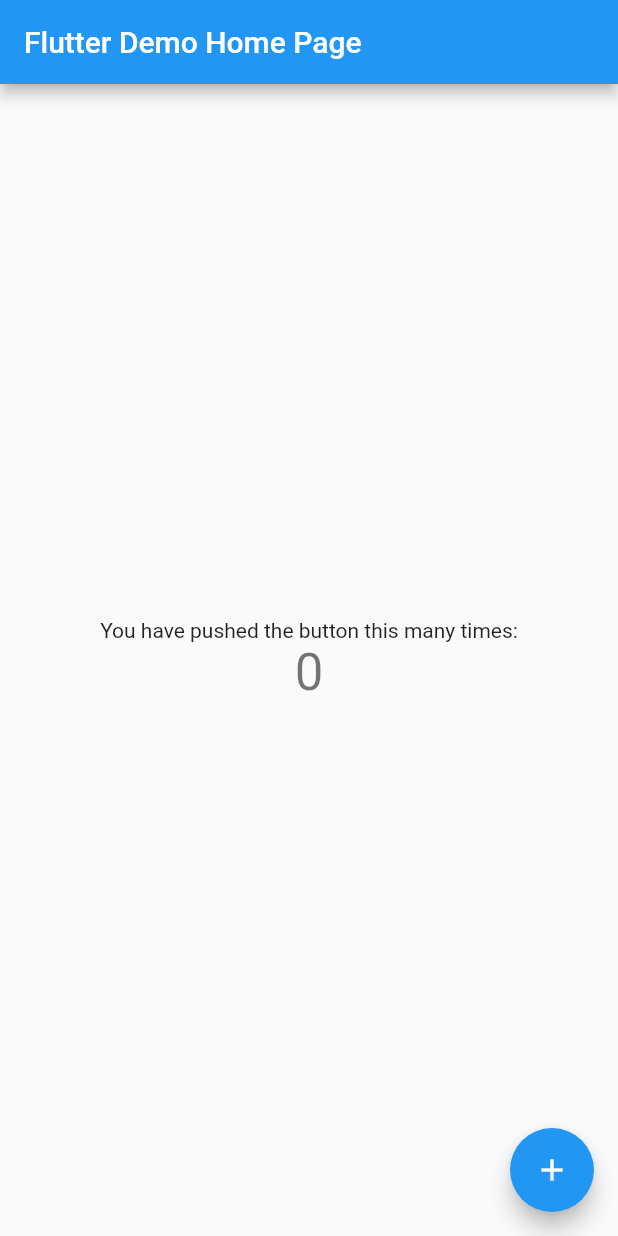
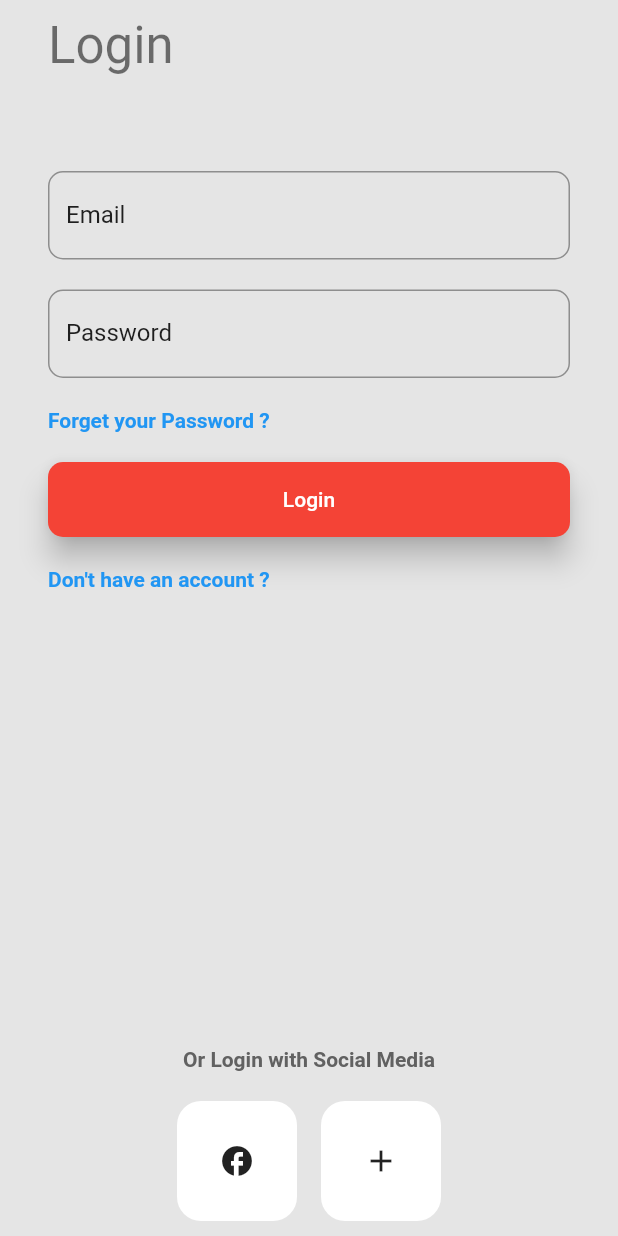
Before and after one commit to ashrafsayed2018/ecommerce_app, a Flutter app: the screen it shows after launch, on a phone screen of 412 x 824 dp. Run offline on Flutter 3.47's test engine with Material 2 defaults, Android fonts, the phone set to English and light mode, and no system bars.

Commit message:
[FEATURE] add ui of login and register page

```diff
--- a/lib/main.dart
+++ b/lib/main.dart
@@ -1,4 +1,7 @@
+import 'package:ecommerce_tarek_alabd/utilities/routes.dart';
 import 'package:flutter/material.dart';
+
+import 'utilities/router.dart';
 
 void main() {
   runApp(const MyApp());
@@ -11,105 +14,30 @@
   @override
   Widget build(BuildContext context) {
     return MaterialApp(
-      title: 'Flutter Demo',
+      debugShowCheckedModeBanner: false,
+      title: 'Flutter ecommerce app',
       theme: ThemeData(
-        // This is the theme of your application.
-        //
-        // Try running your application with "flutter run". You'll see the
-        // application has a blue toolbar. Then, without quitting the app, try
-        // changing the primarySwatch below to Colors.green and then invoke
-        // "hot reload" (press "r" in the console where you ran "flutter run",
-        // or simply save your changes to "hot reload" in a Flutter IDE).
-        // Notice that the counter didn't reset back to zero; the application
-        // is not restarted.
-        primarySwatch: Colors.blue,
+        scaffoldBackgroundColor: const Color(0xFFE5E5E5),
+        primaryColor: Colors.red,
+        inputDecorationTheme: InputDecorationTheme(
+          border: OutlineInputBorder(
+            borderRadius: BorderRadius.circular(10),
+            borderSide: const BorderSide(
+              color: Colors.grey,
+              width: 2,
+            ),
+          ),
+          focusedBorder: OutlineInputBorder(
+            borderRadius: BorderRadius.circular(10),
+            borderSide: const BorderSide(
+              color: Colors.grey,
+              width: 2,
+            ),
+          ),
+        ),
       ),
-      home: const MyHomePage(title: 'Flutter Demo Home Page'),
+      initialRoute: AppRoutes.loginPage,
+      onGenerateRoute: onGenerateRoute,
     );
   }
 }
-
-class MyHomePage extends StatefulWidget {
-  const MyHomePage({Key? key, required this.title}) : super(key: key);
-
-  // This widget is the home page of your application. It is stateful, meaning
-  // that it has a State object (defined below) that contains fields that affect
-  // how it looks.
-
-  // This class is the configuration for the state. It holds the values (in this
-  // case the title) provided by the parent (in this case the App widget) and
-  // used by the build method of the State. Fields in a Widget subclass are
-  // always marked "final".
-
-  final String title;
-
-  @override
-  State<MyHomePage> createState() => _MyHomePageState();
-}
-
-class _MyHomePageState extends State<MyHomePage> {
-  int _counter = 0;
-
-  void _incrementCounter() {
-    setState(() {
-      // This call to setState tells the Flutter framework that something has
-      // changed in this State, which causes it to rerun the build method below
-      // so that the display can reflect the updated values. If we changed
-      // _counter without calling setState(), then the build method would not be
-      // called again, and so nothing would appear to happen.
-      _counter++;
-    });
-  }
-
-  @override
-  Widget build(BuildContext context) {
-    // This method is rerun every time setState is called, for instance as done
-    // by the _incrementCounter method above.
-    //
-    // The Flutter framework has been optimized to make rerunning build methods
-    // fast, so that you can just rebuild anything that needs updating rather
-    // than having to individually change instances of widgets.
-    return Scaffold(
-      appBar: AppBar(
-        // Here we take the value from the MyHomePage object that was created by
-        // the App.build method, and use it to set our appbar title.
-        title: Text(widget.title),
-      ),
-      body: Center(
-        // Center is a layout widget. It takes a single child and positions it
-        // in the middle of the parent.
-        child: Column(
-          // Column is also a layout widget. It takes a list of children and
-          // arranges them vertically. By default, it sizes itself to fit its
-          // children horizontally, and tries to be as tall as its parent.
-          //
-          // Invoke "debug painting" (press "p" in the console, choose the
-          // "Toggle Debug Paint" action from the Flutter Inspector in Android
-          // Studio, or the "Toggle Debug Paint" command in Visual Studio Code)
-          // to see the wireframe for each widget.
-          //
-          // Column has various properties to control how it sizes itself and
-          // how it positions its children. Here we use mainAxisAlignment to
-          // center the children vertically; the main axis here is the vertical
-          // axis because Columns are vertical (the cross axis would be
-          // horizontal).
-          mainAxisAlignment: MainAxisAlignment.center,
-          children: <Widget>[
-            const Text(
-              'You have pushed the button this many times:',
-            ),
-            Text(
-              '$_counter',
-              style: Theme.of(context).textTheme.headline4,
-            ),
-          ],
-        ),
-      ),
-      floatingActionButton: FloatingActionButton(
-        onPressed: _incrementCounter,
-        tooltip: 'Increment',
-        child: const Icon(Icons.add),
-      ), // This trailing comma makes auto-formatting nicer for build methods.
-    );
-  }
-}
--- /dev/null
+++ b/lib/utilities/enums.dart
@@ -0,0 +1,7 @@
+enum AuthFormType {
+  login,
+  register,
+  reset,
+  anonymous,
+  convertAccount,
+}
--- /dev/null
+++ b/lib/utilities/router.dart
@@ -0,0 +1,17 @@
+import 'package:ecommerce_tarek_alabd/utilities/routes.dart';
+import 'package:ecommerce_tarek_alabd/views/pages/landing_page.dart';
+import 'package:flutter/material.dart';
+import '../views/pages/auth/auth_page.dart';
+
+Route<dynamic> onGenerateRoute(RouteSettings settings) {
+  switch (settings.name) {
+    case AppRoutes.landgingPage:
+      return MaterialPageRoute(builder: (context) => const LandingPage());
+    case AppRoutes.loginPage:
+      return MaterialPageRoute(builder: (context) => const AuthPage());
+
+    default:
+      return MaterialPageRoute(
+          builder: (context) => Text('Unknown route: ${settings.name}'));
+  }
+}
--- /dev/null
+++ b/lib/utilities/routes.dart
@@ -0,0 +1,5 @@
+class AppRoutes {
+  static const String landgingPage = '/landing_page';
+  static const String loginPage = '/login';
+  static const String registerPage = '/register';
+}
--- /dev/null
+++ b/lib/views/pages/auth/auth_page.dart
@@ -0,0 +1,150 @@
+import 'package:ecommerce_tarek_alabd/utilities/enums.dart';
+import 'package:ecommerce_tarek_alabd/views/widgets/custom_input.dart';
+import 'package:ecommerce_tarek_alabd/views/widgets/main_button.dart';
+import 'package:flutter/material.dart';
+
+class AuthPage extends StatefulWidget {
+  const AuthPage({Key? key}) : super(key: key);
+
+  @override
+  State<AuthPage> createState() => _AuthPageState();
+}
+
+class _AuthPageState extends State<AuthPage> {
+  final _formKey = GlobalKey<FormState>();
+  final TextEditingController _emailController = TextEditingController();
+  final TextEditingController _passwordController = TextEditingController();
+  AuthFormType _authFormType = AuthFormType.login;
+  @override
+  Widget build(BuildContext context) {
+    return Scaffold(
+      body: SafeArea(
+        child: Padding(
+          padding: const EdgeInsets.symmetric(horizontal: 32, vertical: 10),
+          child: Form(
+            key: _formKey,
+            child: Column(
+              crossAxisAlignment: CrossAxisAlignment.start,
+              children: <Widget>[
+                _authFormType == AuthFormType.login
+                    ? Text(
+                        'Login',
+                        style: Theme.of(context).textTheme.headline4,
+                      )
+                    : Text(
+                        'Register',
+                        style: Theme.of(context).textTheme.headline4,
+                      ),
+                const SizedBox(height: 64),
+                CustomInput(
+                  hintText: "Enter your Email",
+                  labelText: "Email",
+                  controller: _emailController,
+                  keyboardType: TextInputType.emailAddress,
+                  isPassowrd: false,
+                ),
+                const SizedBox(height: 20),
+                CustomInput(
+                  hintText: "Enter your password",
+                  labelText: "Password",
+                  controller: _passwordController,
+                  keyboardType: TextInputType.text,
+                  isPassowrd: true,
+                ),
+                const SizedBox(height: 20),
+                _authFormType == AuthFormType.login
+                    ? InkWell(
+                        onTap: () {},
+                        child: const Text(
+                          "Forget your Password ?",
+                          style: TextStyle(
+                            color: Colors.blue,
+                            fontWeight: FontWeight.bold,
+                          ),
+                        ),
+                      )
+                    : const SizedBox(
+                        height: 16,
+                      ),
+                const SizedBox(height: 20),
+                _authFormType == AuthFormType.login
+                    ? MianButton(
+                        text: 'Login',
+                        onPressed: () {},
+                      )
+                    : MianButton(
+                        text: 'Register',
+                        onPressed: () {},
+                      ),
+                const SizedBox(height: 20),
+                InkWell(
+                  onTap: () {
+                    setState(() {
+                      if (_authFormType == AuthFormType.login) {
+                        _authFormType = AuthFormType.register;
+                      } else {
+                        _authFormType = AuthFormType.login;
+                      }
+                    });
+                  },
+                  child: _authFormType == AuthFormType.login
+                      ? const Text(
+                          "Don't have an account ?",
+                          style: TextStyle(
+                            color: Colors.blue,
+                            fontWeight: FontWeight.bold,
+                          ),
+                        )
+                      : const Text(
+                          "Already have an account ?",
+                          style: TextStyle(
+                            color: Colors.blue,
+                            fontWeight: FontWeight.bold,
+                          ),
+                        ),
+                ),
+                const Spacer(),
+                SizedBox(
+                  width: double.infinity,
+                  child: Text(
+                    "Or Login with Social Media",
+                    style: TextStyle(
+                      color: Colors.grey.shade700,
+                      fontWeight: FontWeight.bold,
+                    ),
+                    textAlign: TextAlign.center,
+                  ),
+                ),
+                const SizedBox(height: 20),
+                Row(
+                  mainAxisAlignment: MainAxisAlignment.center,
+                  children: [
+                    Container(
+                      width: 80,
+                      height: 80,
+                      decoration: BoxDecoration(
+                        borderRadius: BorderRadius.circular(16),
+                        color: Colors.white,
+                      ),
+                      child: const Icon(Icons.facebook),
+                    ),
+                    const SizedBox(width: 16),
+                    Container(
+                      width: 80,
+                      height: 80,
+                      decoration: BoxDecoration(
+                        borderRadius: BorderRadius.circular(16),
+                        color: Colors.white,
+                      ),
+                      child: const Icon(Icons.add),
+                    ),
+                  ],
+                ),
+              ],
+            ),
+          ),
+        ),
+      ),
+    );
+  }
+}
--- /dev/null
+++ b/lib/views/pages/landing_page.dart
@@ -0,0 +1,17 @@
+import 'package:flutter/material.dart';
+
+class LandingPage extends StatelessWidget {
+  const LandingPage({Key? key}) : super(key: key);
+
+  @override
+  Widget build(BuildContext context) {
+    return Scaffold(
+      appBar: AppBar(
+        title: const Text('Flutter ecommerce app'),
+      ),
+      body: const Center(
+        child: Text('Landing Page'),
+      ),
+    );
+  }
+}
--- /dev/null
+++ b/lib/views/widgets/custom_input.dart
@@ -0,0 +1,37 @@
+import 'package:flutter/material.dart';
+
+class CustomInput extends StatelessWidget {
+  final String hintText;
+  final String labelText;
+  final TextEditingController controller;
+  final TextInputType keyboardType;
+  final bool isPassowrd;
+  const CustomInput({
+    required this.hintText,
+    required this.labelText,
+    required this.controller,
+    required this.keyboardType,
+    required this.isPassowrd,
+    Key? key,
+  }) : super(key: key);
+
+  @override
+  Widget build(BuildContext context) {
+    return TextFormField(
+      keyboardType: keyboardType,
+      obscureText: isPassowrd,
+      controller: controller,
+      decoration: InputDecoration(
+        labelText: labelText,
+        hintText: hintText,
+        labelStyle: Theme.of(context).textTheme.subtitle1,
+      ),
+      validator: (value) {
+        if (value!.isEmpty) {
+          return 'Please enter some text';
+        }
+        return null;
+      },
+    );
+  }
+}
--- /dev/null
+++ b/lib/views/widgets/main_button.dart
@@ -0,0 +1,27 @@
+import 'package:flutter/material.dart';
+
+class MianButton extends StatelessWidget {
+  final String text;
+  final VoidCallback onPressed;
+  const MianButton({Key? key, required this.text, required this.onPressed})
+      : super(key: key);
+
+  @override
+  Widget build(BuildContext context) {
+    return SizedBox(
+      width: double.infinity,
+      height: 50,
+      child: ElevatedButton(
+        style: ElevatedButton.styleFrom(
+          elevation: 8,
+          primary: Theme.of(context).primaryColor,
+          shape: RoundedRectangleBorder(
+            borderRadius: BorderRadius.circular(10),
+          ),
+        ),
+        onPressed: onPressed,
+        child: Text(text),
+      ),
+    );
+  }
+}
```
Also changed, not shown: pubspec.yaml (+7 -68 lines), pubspec.lock.
